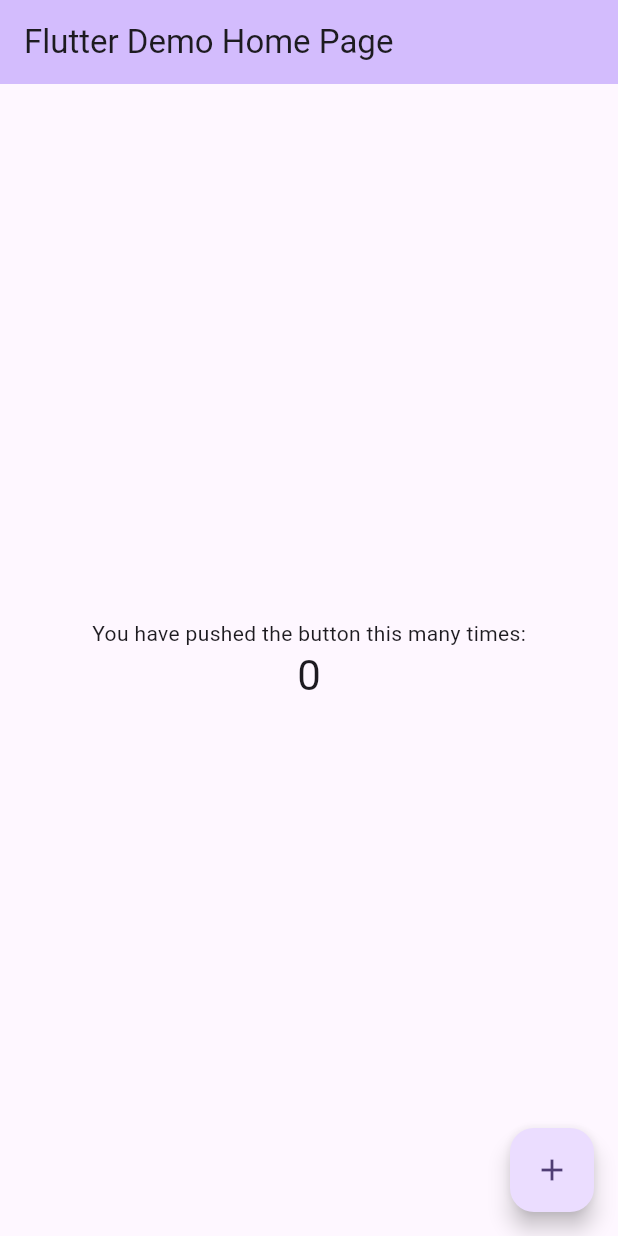
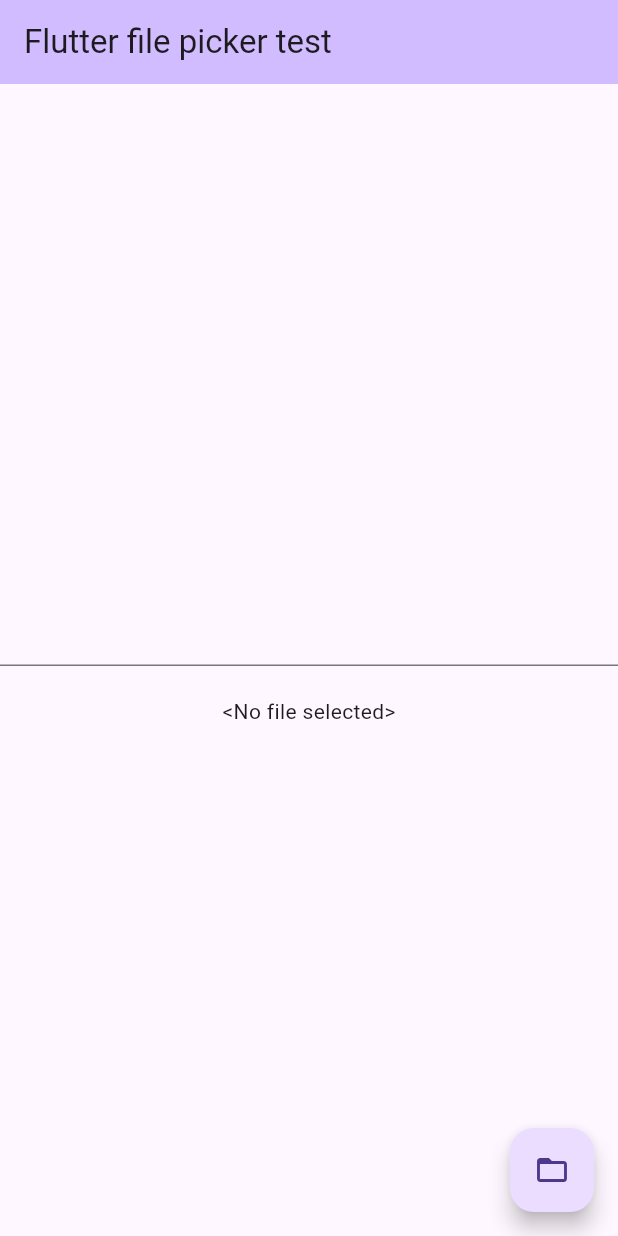
Before and after one commit to jmatth/flutter_file_selector_extension_issue, a Flutter app: the screen it shows after launch, on a phone screen of 412 x 824 dp. Run offline on Flutter 3.47's test engine with Material 2 defaults, Android fonts, the phone set to English and light mode, and no system bars; missing offline and left inert: file_selector.

Commit message:
Implementing file_picker test app

```diff
--- a/lib/main.dart
+++ b/lib/main.dart
@@ -1,3 +1,4 @@
+import 'package:file_selector/file_selector.dart';
 import 'package:flutter/material.dart';
 
 void main() {
@@ -13,40 +14,15 @@ class MyApp extends StatelessWidget {
     return MaterialApp(
       title: 'Flutter Demo',
       theme: ThemeData(
-        // This is the theme of your application.
-        //
-        // TRY THIS: Try running your application with "flutter run". You'll see
-        // the application has a blue toolbar. Then, without quitting the app,
-        // try changing the seedColor in the colorScheme below to Colors.green
-        // and then invoke "hot reload" (save your changes or press the "hot
-        // reload" button in a Flutter-supported IDE, or press "r" if you used
-        // the command line to start the app).
-        //
-        // Notice that the counter didn't reset back to zero; the application
-        // state is not lost during the reload. To reset the state, use hot
-        // restart instead.
-        //
-        // This works for code too, not just values: Most code changes can be
-        // tested with just a hot reload.
-        colorScheme: ColorScheme.fromSeed(seedColor: Colors.deepPurple),
         useMaterial3: true,
       ),
-      home: const MyHomePage(title: 'Flutter Demo Home Page'),
+      home: const MyHomePage(title: 'Flutter file picker test'),
     );
   }
 }
 
 class MyHomePage extends StatefulWidget {
   const MyHomePage({super.key, required this.title});
-
-  // This widget is the home page of your application. It is stateful, meaning
-  // that it has a State object (defined below) that contains fields that affect
-  // how it looks.
-
-  // This class is the configuration for the state. It holds the values (in this
-  // case the title) provided by the parent (in this case the App widget) and
-  // used by the build method of the State. Fields in a Widget subclass are
-  // always marked "final".
 
   final String title;
 
@@ -55,71 +31,59 @@ class MyHomePage extends StatefulWidget {
 }
 
 class _MyHomePageState extends State<MyHomePage> {
-  int _counter = 0;
+  String? _path;
+  final _extensionController = TextEditingController();
 
-  void _incrementCounter() {
+  @override
+  dispose() {
+    _extensionController.dispose();
+    super.dispose();
+  }
+
+  Future<void> _pickFile() async {
+    final extensions =
+        _extensionController.text.split(',').map((s) => s.trim()).toList();
+    debugPrint('Extensions: $extensions');
+    final file = await openFile(
+      acceptedTypeGroups: [
+        XTypeGroup(extensions: extensions),
+      ],
+    );
+    if (file == null) return;
     setState(() {
-      // This call to setState tells the Flutter framework that something has
-      // changed in this State, which causes it to rerun the build method below
-      // so that the display can reflect the updated values. If we changed
-      // _counter without calling setState(), then the build method would not be
-      // called again, and so nothing would appear to happen.
-      _counter++;
+      _path = file.path;
     });
   }
 
   @override
   Widget build(BuildContext context) {
-    // This method is rerun every time setState is called, for instance as done
-    // by the _incrementCounter method above.
-    //
-    // The Flutter framework has been optimized to make rerunning build methods
-    // fast, so that you can just rebuild anything that needs updating rather
-    // than having to individually change instances of widgets.
     return Scaffold(
       appBar: AppBar(
-        // TRY THIS: Try changing the color here to a specific color (to
-        // Colors.amber, perhaps?) and trigger a hot reload to see the AppBar
-        // change color while the other colors stay the same.
         backgroundColor: Theme.of(context).colorScheme.inversePrimary,
-        // Here we take the value from the MyHomePage object that was created by
-        // the App.build method, and use it to set our appbar title.
         title: Text(widget.title),
       ),
-      body: Center(
-        // Center is a layout widget. It takes a single child and positions it
-        // in the middle of the parent.
-        child: Column(
-          // Column is also a layout widget. It takes a list of children and
-          // arranges them vertically. By default, it sizes itself to fit its
-          // children horizontally, and tries to be as tall as its parent.
-          //
-          // Column has various properties to control how it sizes itself and
-          // how it positions its children. Here we use mainAxisAlignment to
-          // center the children vertically; the main axis here is the vertical
-          // axis because Columns are vertical (the cross axis would be
-          // horizontal).
-          //
-          // TRY THIS: Invoke "debug painting" (choose the "Toggle Debug Paint"
-          // action in the IDE, or press "p" in the console), to see the
-          // wireframe for each widget.
-          mainAxisAlignment: MainAxisAlignment.center,
-          children: <Widget>[
-            const Text(
-              'You have pushed the button this many times:',
+      body: Column(
+        crossAxisAlignment: CrossAxisAlignment.center,
+        mainAxisAlignment: MainAxisAlignment.center,
+        children: [
+          Center(
+            child: ConstrainedBox(
+              constraints: const BoxConstraints(maxWidth: 500),
+              child: TextField(
+                controller: _extensionController,
+                maxLines: 1,
+              ),
             ),
-            Text(
-              '$_counter',
-              style: Theme.of(context).textTheme.headlineMedium,
-            ),
-          ],
-        ),
+          ),
+          const SizedBox(height: 20),
+          Text(_path ?? '<No file selected>'),
+        ],
       ),
       floatingActionButton: FloatingActionButton(
-        onPressed: _incrementCounter,
-        tooltip: 'Increment',
-        child: const Icon(Icons.add),
-      ), // This trailing comma makes auto-formatting nicer for build methods.
+        onPressed: _pickFile,
+        tooltip: 'Select file',
+        child: const Icon(Icons.folder_open),
+      ),
     );
   }
 }
--- a/pubspec.yaml
+++ b/pubspec.yaml
@@ -35,6 +35,7 @@ dependencies:
   # The following adds the Cupertino Icons font to your application.
   # Use with the CupertinoIcons class for iOS style icons.
   cupertino_icons: ^1.0.2
+  file_selector: ^1.0.1
 
 dev_dependencies:
   flutter_test:
```
Also changed, not shown: pubspec.lock, 9 other files.
